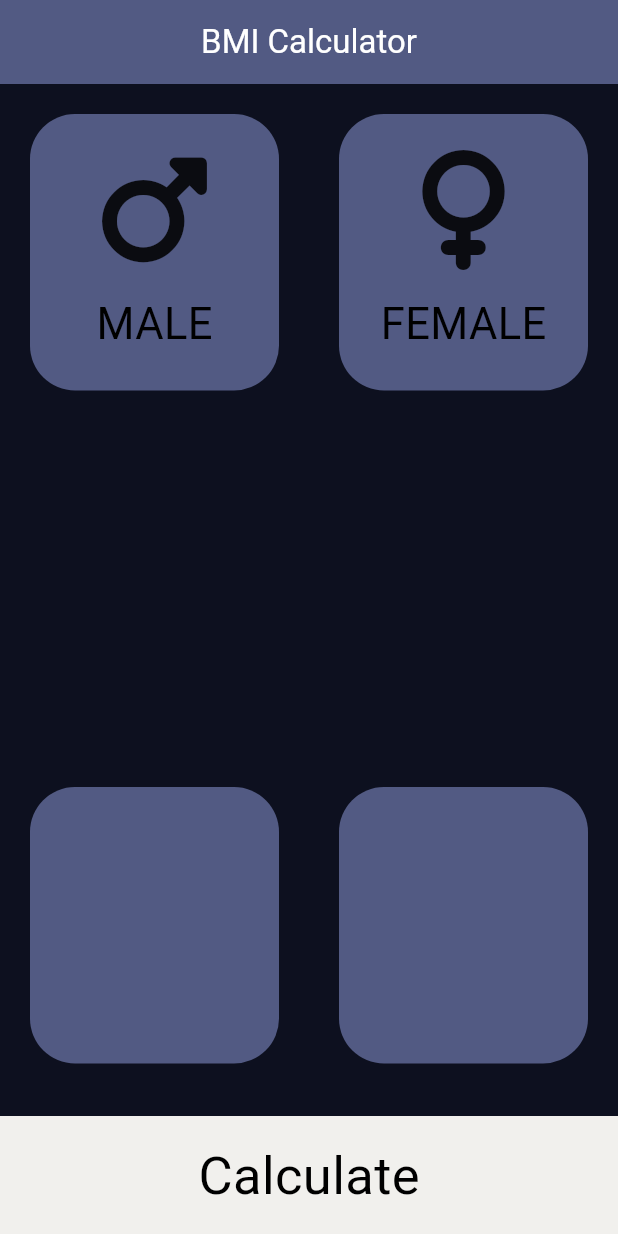
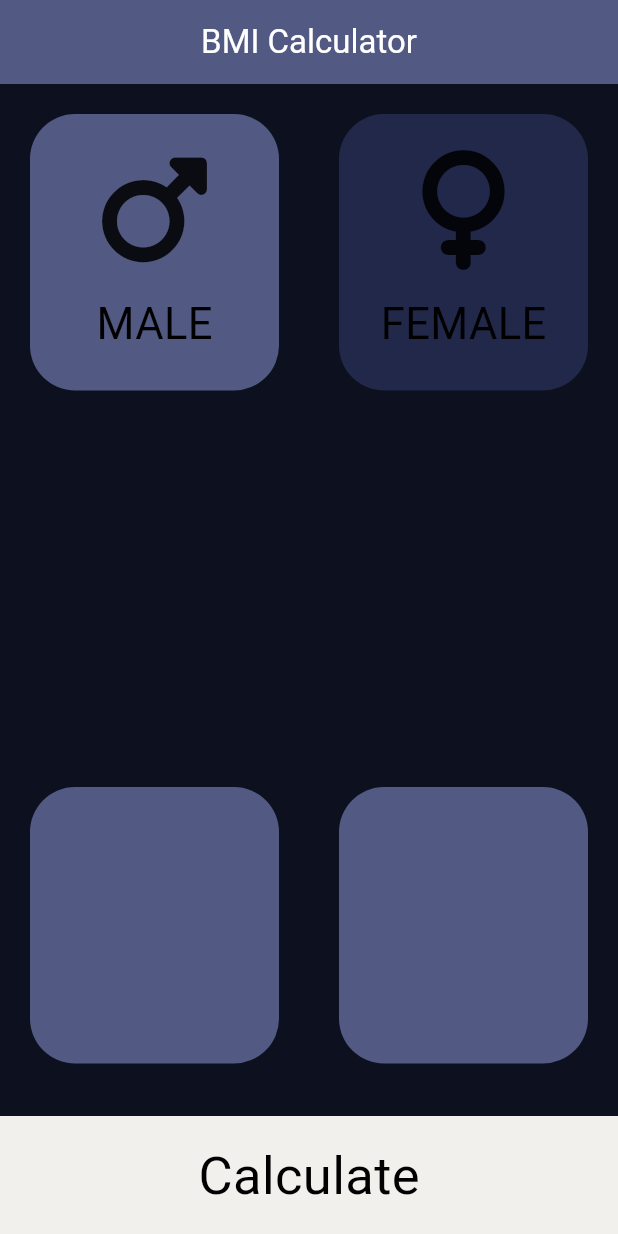
Before and after one commit to Altynbek2021/BMI_Calculator, a Flutter app: the screen it shows after launch, on a phone screen of 412 x 824 dp. Run offline on Flutter 3.47's test engine with Material 3 defaults, Android fonts, the phone set to English and light mode, and no system bars; our stand-ins replace font_awesome_flutter.

Commit message:
Added male and female form

```diff
--- /dev/null
+++ b/lib/blank_widget.dart
@@ -0,0 +1,17 @@
+import 'package:flutter/material.dart';
+
+class Blank_ extends StatelessWidget {
+  const Blank_({super.key, required this.colour, required this.blankchild});
+  final Color colour;
+  final Widget blankchild;
+
+  @override
+  Widget build(BuildContext context) {
+    return Container(
+      margin: const EdgeInsets.all(20),
+      decoration:
+          BoxDecoration(color: colour, borderRadius: BorderRadius.circular(30)),
+      child: blankchild,
+    );
+  }
+}
--- /dev/null
+++ b/lib/icon_context.dart
@@ -0,0 +1,31 @@
+import 'package:flutter/material.dart';
+
+class GenderForm extends StatelessWidget {
+  const GenderForm({
+    super.key,
+    required this.genderIcon,
+    required this.genderChoice,
+  });
+  final IconData genderIcon;
+  final String genderChoice;
+
+  @override
+  Widget build(BuildContext context) {
+    return Column(
+      mainAxisAlignment: MainAxisAlignment.center,
+      children: [
+        Icon(
+          genderIcon as IconData?,
+          size: 80.0,
+        ),
+        const SizedBox(
+          height: 15,
+        ),
+        Text(
+          genderChoice,
+          style: const TextStyle(color: Colors.black, fontSize: 29),
+        )
+      ],
+    );
+  }
+}
--- a/lib/input_page.dart
+++ b/lib/input_page.dart
@@ -1,8 +1,13 @@
+import 'package:bmi_calculator/blank_widget.dart';
+import 'package:bmi_calculator/icon_context.dart';
 import 'package:flutter/material.dart';
 import 'package:font_awesome_flutter/font_awesome_flutter.dart';
 
 const bottomContainerHeight = 80.0;
-const blankColor = Color.fromARGB(255, 82, 90, 131);
+const activeBlankColor = Color.fromARGB(255, 82, 90, 131);
+const inactiveBlankColor = Color.fromARGB(255, 33, 40, 73);
+
+enum Gender { male, female, kod }
 
 class InputPage extends StatefulWidget {
   const InputPage({super.key});
@@ -12,6 +17,8 @@ class InputPage extends StatefulWidget {
 }
 
 class _InputPageState extends State<InputPage> {
+  Gender selectedGender = Gender.male;
+
   @override
   Widget build(BuildContext context) {
     return Scaffold(
@@ -25,40 +32,60 @@ class _InputPageState extends State<InputPage> {
       ),
       body: Column(
         children: [
-          const Expanded(
+          Expanded(
             //firs ROW
             child: Row(
               children: [
                 Expanded(
+                    child: GestureDetector(
+                  onTap: () {
+                    setState(() {
+                      selectedGender = Gender.male;
+                    });
+                  },
                   child: Blank_(
-                  blankchild: GenderForm(
+                    blankchild: const GenderForm(
                       genderIcon: FontAwesomeIcons.mars,
                       genderChoice: "MALE",
                     ),
-                  colour: blankColor,
+                    colour: selectedGender == Gender.male
+                        ? activeBlankColor
+                        : inactiveBlankColor,
+                  ),
                 )),
                 Expanded(
                   ////////////////second ROW
+                  child: GestureDetector(
+                    onTap: () {
+                      setState(() {
+                        selectedGender = Gender.female;
+                      });
+                    },
                     child: Blank_(
-                    blankchild: GenderForm(
+                      blankchild: const GenderForm(
                         genderChoice: "FEMALE",
                         genderIcon: FontAwesomeIcons.venus,
                       ),
-                    colour: blankColor,
+                      colour: selectedGender == Gender.female
+                          ? activeBlankColor
+                          : inactiveBlankColor,
+                    ),
                   ),
                 ),
               ],
             ),
-          ),
+          ), ////////////// Top gender Select area
           const Expanded(
-              child: Blank_(blankchild: Column(), colour: blankColor)),
+              child: Blank_(blankchild: Column(), colour: inactiveBlankColor)),
           const Expanded(
             child: Row(
               children: [
                 Expanded(
-                    child: Blank_(blankchild: Column(), colour: blankColor)),
+                    child:
+                        Blank_(blankchild: Column(), colour: activeBlankColor)),
                 Expanded(
-                    child: Blank_(blankchild: Column(), colour: blankColor)),
+                    child:
+                        Blank_(blankchild: Column(), colour: activeBlankColor)),
               ],
             ),
           ),
@@ -77,49 +104,3 @@ class _InputPageState extends State<InputPage> {
     );
   }
 }
-
-class GenderForm extends StatelessWidget {
-  const GenderForm({
-    super.key,
-    required this.genderIcon,
-    required this.genderChoice,
-  });
-  final IconData genderIcon;
-  final String genderChoice;
-
-  @override
-  Widget build(BuildContext context) {
-    return Column(
-      mainAxisAlignment: MainAxisAlignment.center,
-      children: [
-        Icon(
-          genderIcon as IconData?,
-          size: 80.0,
-        ),
-        const SizedBox(
-          height: 15,
-        ),
-        Text(
-          genderChoice,
-          style: const TextStyle(color: Colors.black, fontSize: 29),
-        )
-      ],
-    );
-  }
-}
-
-class Blank_ extends StatelessWidget {
-  const Blank_({super.key, required this.colour, required this.blankchild});
-  final Color colour;
-  final Widget blankchild;
-
-  @override
-  Widget build(BuildContext context) {
-    return Container(
-      child: blankchild,
-      margin: const EdgeInsets.all(20),
-      decoration:
-          BoxDecoration(color: colour, borderRadius: BorderRadius.circular(30)),
-    );
-  }
-}
```
Lines whose indentation alone changed are shown as unchanged.
